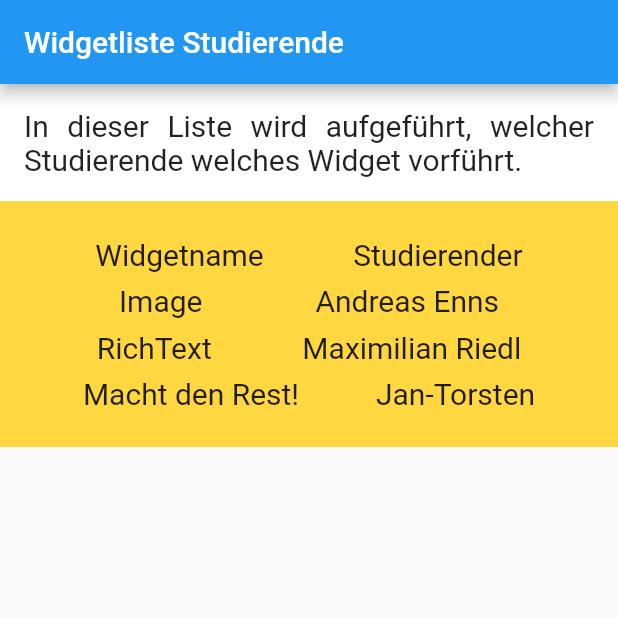
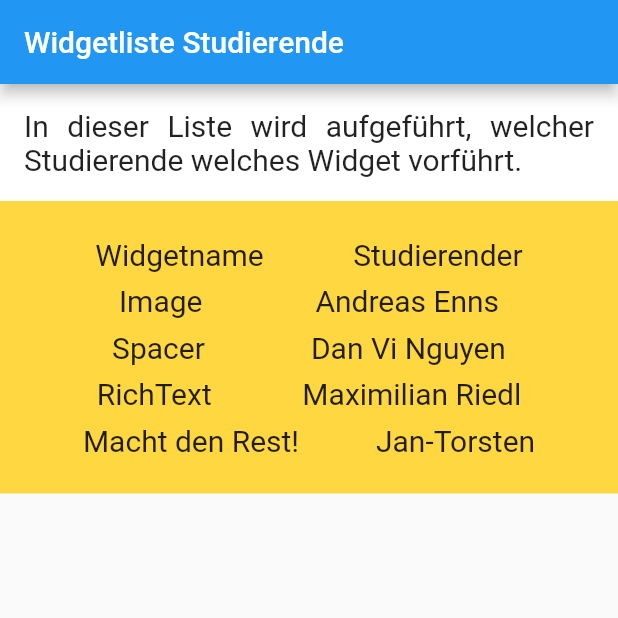
Before and after one commit to drmilde/uebung_1_widgetlist_app, a Flutter app: the screen it shows after launch, on a phone screen of 412 x 824 dp, the top half of it. Run offline on Flutter 3.47's test engine with Material 2 defaults, Android fonts, the phone set to English and light mode, and no system bars.

Commit message:
Die bei denen es funktioniert hat eingefügt....

```diff
--- a/lib/main.dart
+++ b/lib/main.dart
@@ -41,6 +41,7 @@ class _WidgetListeStudierendeScreenState
                 children: <Widget>[
                   zeileMitWidgetUndStudierendem("Widgetname", "Studierender"),
                   zeileMitWidgetUndStudierendem("Image", "Andreas Enns"),
+                  zeileMitWidgetUndStudierendem("Spacer", "Dan Vi Nguyen"),
                   zeileMitWidgetUndStudierendem("RichText", "Maximilian Riedl"),
                   //
                   // TODO Hier Eure jeweilige Zeile einfügen !!!!!!
```
